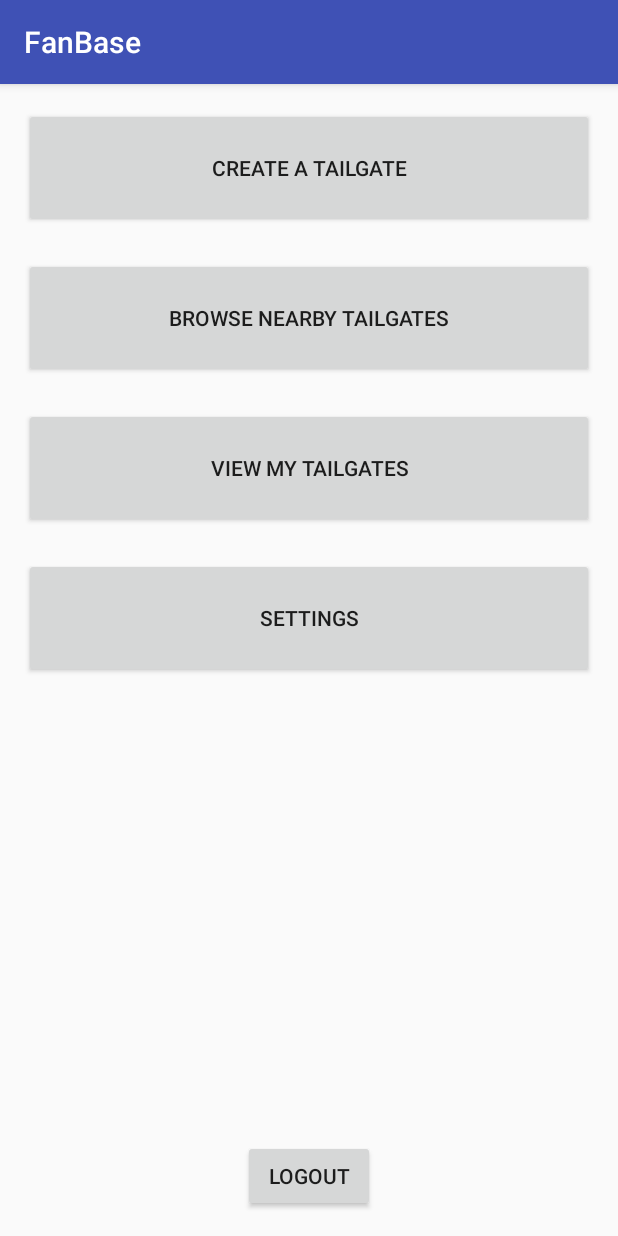
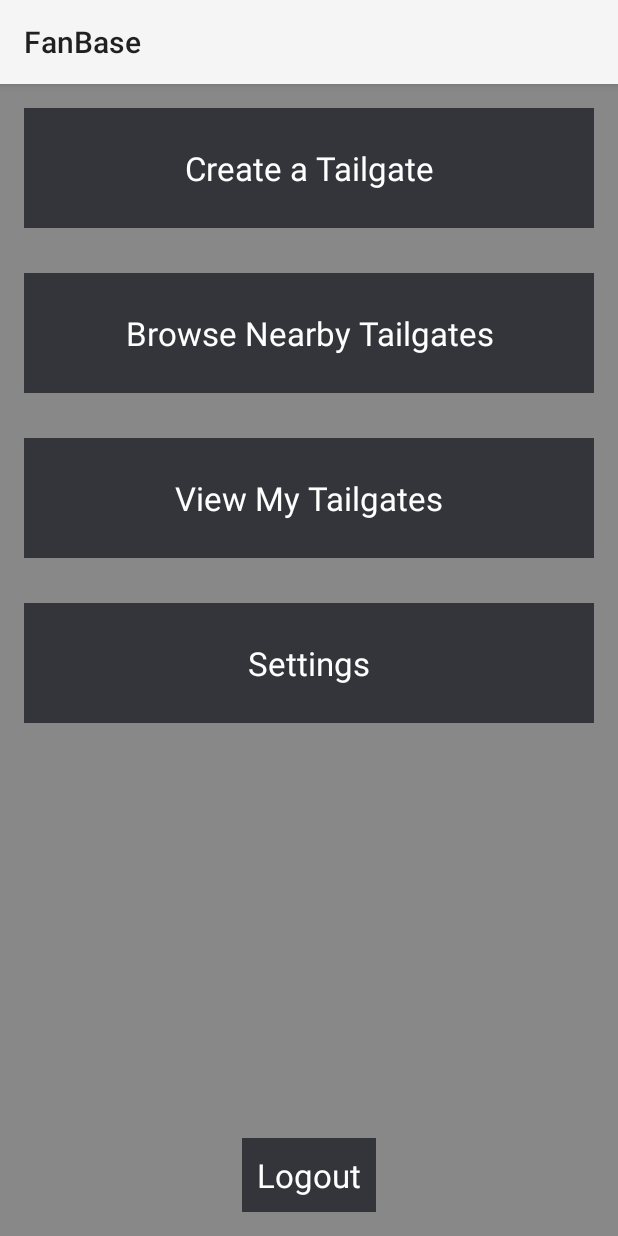
Before and after one commit to brvowell/FanBase, an Android app: the screen it shows after launch once a user with an empty profile is signed in (MainActivity), on a phone screen of 412 x 824 dp. Run offline under Robolectric (Android 15) with nearby library versions, the phone set to English and light mode, and no system bars; our stand-ins replace Firebase (no records; nobody signed in at launch, a user with empty details on screens opened directly).

Commit message:
Updated user interface

```diff
--- a/app/src/main/java/com/example/brandonvowell/fanbase/MainActivity.java
+++ b/app/src/main/java/com/example/brandonvowell/fanbase/MainActivity.java
@@ -5,7 +5,6 @@ import android.support.v7.app.AppCompatActivity;
 import android.os.Bundle;
 import android.view.View;
 import android.widget.Button;
-import android.widget.Toast;
 
 import com.google.firebase.auth.FirebaseAuth;
 import com.google.firebase.auth.FirebaseUser;
--- a/app/src/main/res/layout/activity_login.xml
+++ b/app/src/main/res/layout/activity_login.xml
@@ -1,6 +1,7 @@
 <?xml version="1.0" encoding="utf-8"?>
 <RelativeLayout xmlns:android="http://schemas.android.com/apk/res/android"
-    android:layout_width="match_parent" android:layout_height="match_parent">
+    android:layout_width="match_parent" android:layout_height="match_parent"
+    android:background="@color/themeSilver">
 
     <TextView
         android:text="@string/signin_text"
--- a/app/src/main/res/layout/activity_main.xml
+++ b/app/src/main/res/layout/activity_main.xml
@@ -1,5 +1,3 @@
-
-
 <?xml version="1.0" encoding="utf-8"?>
 <RelativeLayout xmlns:android="http://schemas.android.com/apk/res/android"
     xmlns:tools="http://schemas.android.com/tools"
@@ -10,6 +8,7 @@
     android:paddingLeft="@dimen/activity_horizontal_margin"
     android:paddingRight="@dimen/activity_horizontal_margin"
     android:paddingTop="@dimen/activity_vertical_margin"
+    android:background="@color/themeSilver"
     tools:context="com.example.brandonvowell.fanbase.MainActivity">
 
     <Button
@@ -31,7 +30,8 @@
         android:layout_alignParentRight="true"
         android:layout_alignParentEnd="true"
         android:height="80dp"
-        android:layout_marginBottom="20dp"/>
+        android:layout_marginBottom="30dp"
+        />
 
     <Button
         android:text="@string/browse_tailgates_btn_text"
@@ -44,7 +44,7 @@
         android:layout_alignParentRight="true"
         android:layout_alignParentEnd="true"
         android:height="80dp"
-        android:layout_marginBottom="20dp"/>
+        android:layout_marginBottom="30dp"/>
 
     <Button
         android:text="@string/settings_btn_text"
@@ -56,7 +56,8 @@
         android:layout_below="@+id/btnHistory"
         android:layout_alignParentLeft="true"
         android:layout_alignParentStart="true"
-        android:height="80dp"/>
+        android:height="80dp"
+        android:layout_marginBottom="30dp"/>
 
     <Button
         android:text="@string/tailgate_history_btn_text"
@@ -69,5 +70,5 @@
         android:layout_alignParentRight="true"
         android:layout_alignParentEnd="true"
         android:height="80dp"
-        android:layout_marginBottom="20dp"/>
+        android:layout_marginBottom="30dp"/>
 </RelativeLayout>
--- a/app/src/main/res/layout/activity_register.xml
+++ b/app/src/main/res/layout/activity_register.xml
@@ -1,6 +1,7 @@
 <?xml version="1.0" encoding="utf-8"?>
 <RelativeLayout xmlns:android="http://schemas.android.com/apk/res/android"
-    android:layout_width="match_parent" android:layout_height="match_parent">
+    android:layout_width="match_parent" android:layout_height="match_parent"
+    android:background="@color/themeSilver">
 
     <EditText
         android:layout_width="wrap_content"
--- a/app/src/main/res/layout/activity_settings.xml
+++ b/app/src/main/res/layout/activity_settings.xml
@@ -1,6 +1,7 @@
 <?xml version="1.0" encoding="utf-8"?>
 <LinearLayout xmlns:android="http://schemas.android.com/apk/res/android"
     android:orientation="vertical" android:layout_width="match_parent"
-    android:layout_height="match_parent">
+    android:layout_height="match_parent"
+    android:background="@color/themeSilver">
 
 </LinearLayout>
--- a/app/src/main/res/layout/activity_tailgate_history.xml
+++ b/app/src/main/res/layout/activity_tailgate_history.xml
@@ -1,6 +1,7 @@
 <?xml version="1.0" encoding="utf-8"?>
 <LinearLayout xmlns:android="http://schemas.android.com/apk/res/android"
     android:orientation="vertical" android:layout_width="match_parent"
-    android:layout_height="match_parent">
+    android:layout_height="match_parent"
+    android:background="@color/themeSilver">
 
 </LinearLayout>
--- a/app/src/main/res/layout/activity_tailgate_info.xml
+++ b/app/src/main/res/layout/activity_tailgate_info.xml
@@ -2,7 +2,8 @@
 <LinearLayout xmlns:android="http://schemas.android.com/apk/res/android"
     android:orientation="vertical" android:layout_width="match_parent"
     android:layout_height="match_parent"
-    android:weightSum="1">
+    android:weightSum="1"
+    android:background="@color/themeSilver">
 
     <EditText
         android:layout_width="match_parent"
--- a/app/src/main/res/values/colors.xml
+++ b/app/src/main/res/values/colors.xml
@@ -1,6 +1,8 @@
 <?xml version="1.0" encoding="utf-8"?>
 <resources>
-    <color name="colorPrimary">#3F51B5</color>
-    <color name="colorPrimaryDark">#303F9F</color>
-    <color name="colorAccent">#FF4081</color>
+    <color name="themeSilver">#888888</color>
+    <color name="themeOrange">#FC6037</color>
+    <color name="themeBlack">#34353B</color>
+    <color name="white">#FFFFFF</color>
+
 </resources>
--- a/app/src/main/res/values/styles.xml
+++ b/app/src/main/res/values/styles.xml
@@ -1,11 +1,32 @@
 <resources>
 
-    <!-- Base application theme. -->
-    <style name="AppTheme" parent="Theme.AppCompat.Light.DarkActionBar">
-        <!-- Customize your theme here. -->
-        <item name="colorPrimary">@color/colorPrimary</item>
-        <item name="colorPrimaryDark">@color/colorPrimaryDark</item>
-        <item name="colorAccent">@color/colorAccent</item>
+    <style name="AppBaseTheme" parent="@style/Theme.AppCompat.Light"> </style>
+
+    <!-- Application theme. -->
+    <style name="AppTheme" parent="AppBaseTheme">
+        <!-- All customizations that are NOT specific to a particular API-level can go here. -->
+        <item name="android:textColor">@color/themeBlack</item>
+        <item name="android:windowBackground">@color/white</item>
+        <item name="android:colorBackground">@color/themeSilver</item>
+        <item name="android:editTextStyle">@style/TextEditStyle</item>
+        <item name="android:textViewStyle">@style/TextViewStyle</item>
+        <item name="android:buttonStyle">@style/OurButtonStyle</item>
     </style>
 
+    <style name="TextEditStyle" parent="android:Widget.EditText">
+        <item name="android:background">#E3E3E3</item>
+    </style>
+
+    <style name="TextViewStyle" parent="android:Widget.TextView">
+        <item name="android:textColor">@color/themeBlack</item>
+    </style>
+
+    <style name="OurButtonStyle" parent="android:Widget.Button">
+        <item name="android:textColor">@color/white</item>
+        <item name="android:textSize">22dp</item>
+        <item name="android:background">@color/themeBlack</item>
+        <item name="android:padding">10dp</item>
+    </style>
+
+
 </resources>
```
